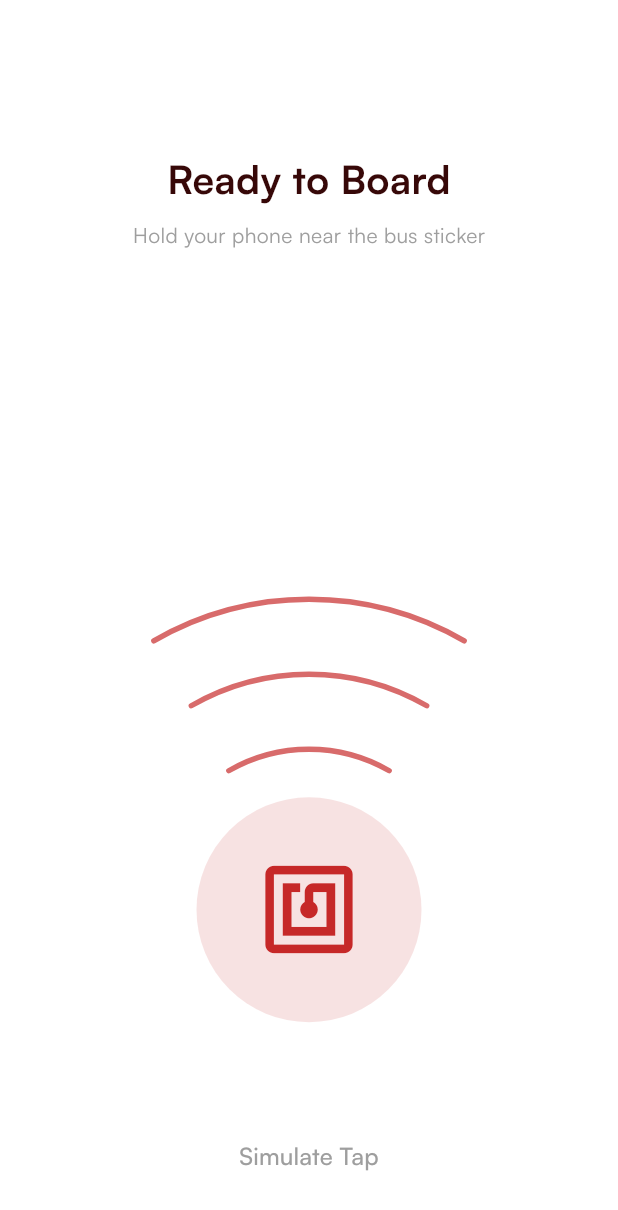
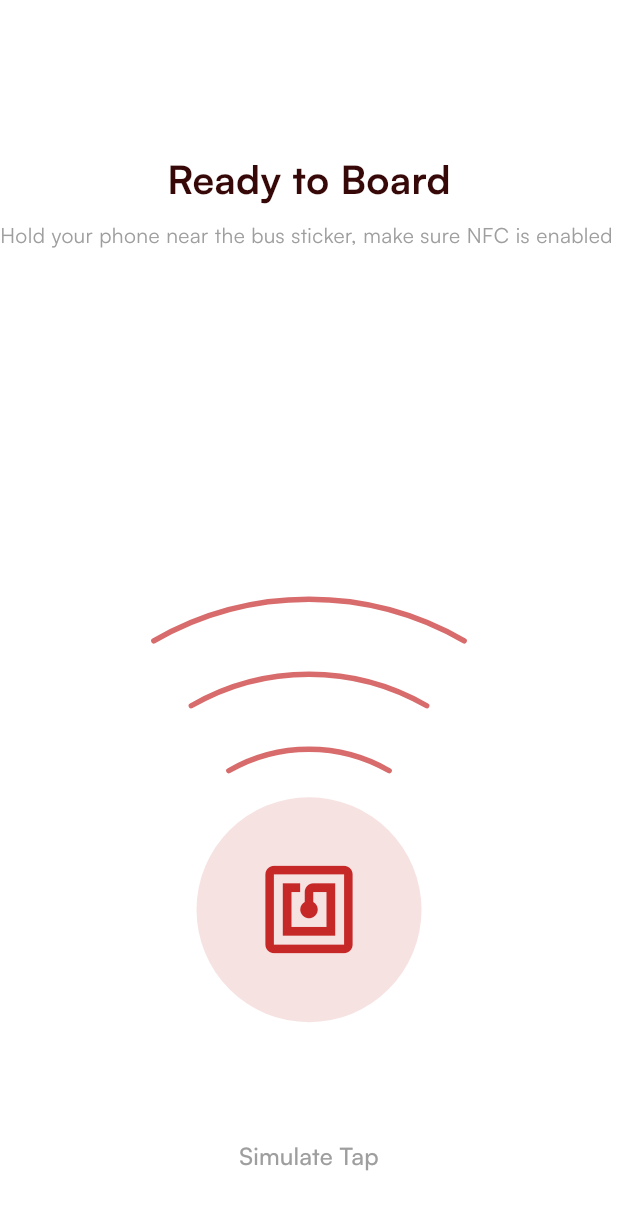
Before and after one commit to senam-art/driver_app, a Flutter app: the BoardingFlowContainer screen opened directly, on a phone screen of 412 x 824 dp. Shown: the top 1210 px of the screen. Run offline on Flutter 3.47's test engine with Material 3 defaults, Android fonts, the phone set to English and light mode, and no system bars; our stand-ins replace audioplayers, flutter_map, google_maps_flutter, latlong2, shimmer, supabase_flutter and 1 more; missing offline and left inert: haptic_feedback; accounts and stored records are empty; statements that could not run were skipped.

Commit message:
before network

```diff
--- a/lib/services/api_service.dart
+++ b/lib/services/api_service.dart
@@ -6,7 +6,7 @@ class ApiService {
 
   Future<Map<String, dynamic>> startTrip({
     required String routeId,
-    required String driverId
+    required String driverId,
     required String vehicleId,
   }) async {
     try {
--- a/lib/widgets/passenger/boarding_flow.dart
+++ b/lib/widgets/passenger/boarding_flow.dart
@@ -19,6 +19,7 @@ class _BoardingFlowContainerState extends State<BoardingFlowContainer> {
   @override
   void dispose() {
     _audioPlayer.dispose();
+    _pageController.dispose();
     super.dispose();
   }
 
@@ -67,7 +68,10 @@ class _BoardingFlowContainerState extends State<BoardingFlowContainer> {
       children: [
         const Text("Ready to Board", style: TextStyle(fontSize: 26, fontWeight: FontWeight.bold)),
         const SizedBox(height: 10),
-        const Text("Hold your phone near the bus sticker", style: TextStyle(color: Colors.grey)),
+        const Text(
+          "Hold your phone near the bus sticker, make sure NFC is enabled ",
+          style: TextStyle(color: Colors.grey),
+        ),
         const Spacer(),
 
         const PulsatingNfcIcon(), // Uses the animation logic from previous steps
--- a/lib/widgets/passenger/pulsating_nfc_icon.dart
+++ b/lib/widgets/passenger/pulsating_nfc_icon.dart
@@ -8,8 +8,7 @@ class PulsatingNfcIcon extends StatefulWidget {
   State<PulsatingNfcIcon> createState() => _PulsatingNfcIconState();
 }
 
-class _PulsatingNfcIconState extends State<PulsatingNfcIcon>
-    with SingleTickerProviderStateMixin {
+class _PulsatingNfcIconState extends State<PulsatingNfcIcon> with SingleTickerProviderStateMixin {
   late AnimationController _controller;
 
   @override
@@ -62,20 +61,17 @@ class _PulsatingNfcIconState extends State<PulsatingNfcIcon>
             child: AnimatedBuilder(
               animation: _controller,
               builder: (context, child) {
-                double corePulse =
-                    (0.5 - (0.5 - _controller.value).abs()) * 2.0;
+                double corePulse = (0.5 - (0.5 - _controller.value).abs()) * 2.0;
                 return Container(
                   width: 150,
                   height: 150,
                   decoration: BoxDecoration(
                     shape: BoxShape.circle,
-                    color: const Color(0xFFC62828).withOpacity(
-                      0.05 + (0.15 * Curves.easeInOut.transform(corePulse)),
-                    ),
+                    color: Color(
+                      0xFFC62828,
+                    ).withValues(alpha: 0.05 + (0.15 * Curves.easeInOut.transform(corePulse))),
                   ),
-                  child: const Center(
-                    child: Icon(Icons.nfc, size: 70, color: Color(0xFFC62828)),
-                  ),
+                  child: const Center(child: Icon(Icons.nfc, size: 70, color: Color(0xFFC62828))),
                 );
               },
             ),
@@ -100,10 +96,7 @@ class _RadiatingArcsPainter extends CustomPainter {
   @override
   void paint(Canvas canvas, Size size) {
     // Center point of the core NFC icon
-    final Offset coreCenter = Offset(
-      size.width / 2,
-      size.height - coreCenterYOffset,
-    );
+    final Offset coreCenter = Offset(size.width / 2, size.height - coreCenterYOffset);
 
     // We'll draw 3 radiating arcs that spread upwards at the EXACT SAME TIME
     // The delay parametrizes how far along the radius they are structurally, but they animate
@@ -151,8 +144,7 @@ class _RadiatingArcsPainter extends CustomPainter {
     // An arc spanning 60 degrees centrally focused upwards
     double sweepAngle = math.pi / 3; // 60 degrees
     double startAngle =
-        math.pi +
-        (math.pi - sweepAngle) / 2; // Centers the arc symmetrically at the top
+        math.pi + (math.pi - sweepAngle) / 2; // Centers the arc symmetrically at the top
 
     canvas.drawArc(
       Rect.fromCircle(center: center, radius: radius),
```
Also changed, not shown: lib/passenger/passenger_module_screens/track_tab.dart (+32 -28 lines), lib/widgets/passenger/live_map_component.dart (+33 -7 lines), lib/widgets/passenger/boarding_sheet.dart (renamed from lib/widgets/passenger/boarding_sheet.dart.dart).
